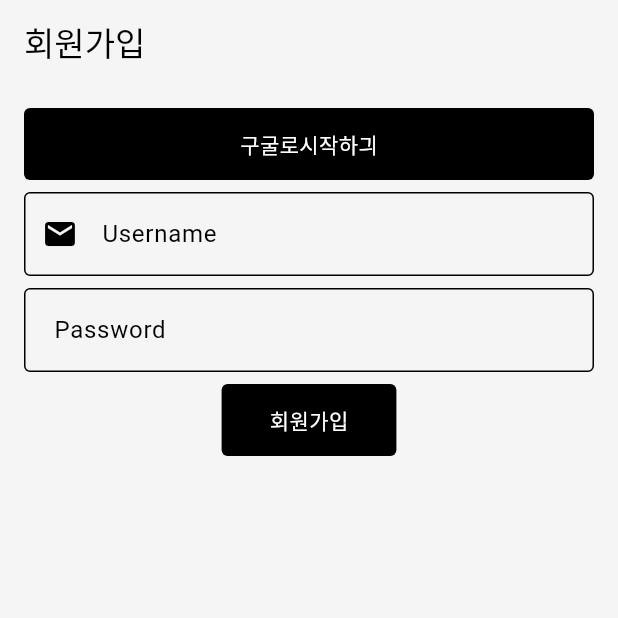
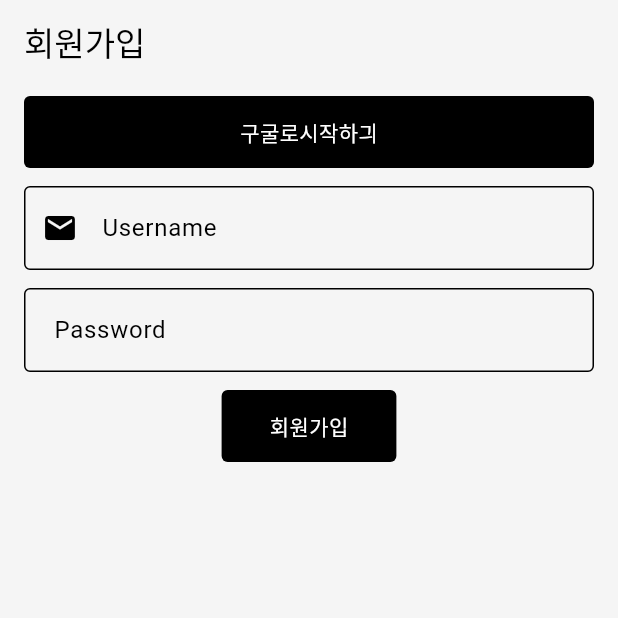
Before and after one commit to soojubm/new-bussiness, a Flutter app: the SignUpScreen screen opened by its route, on a phone screen of 412 x 824 dp, the top half of it. Run offline on Flutter 3.47's test engine with Material 3 defaults, Android fonts, the phone set to English and light mode, and no system bars; our stand-ins replace cloud_firestore, firebase_auth, firebase_core, flutter_riverpod, google_sign_in, image_picker and 1 more; accounts and stored records are empty; generated files the repository leaves out were written again; network calls fail.

Commit message:
create CustomForm widget

```diff
--- a/lib/screens/signup_screen.dart
+++ b/lib/screens/signup_screen.dart
@@ -3,6 +3,7 @@ import 'package:firebase_auth/firebase_auth.dart';
 import 'package:flutter/material.dart';
 import 'package:flutter_application_1/constants/toekns_constants.dart';
 import 'package:flutter_application_1/widgets/custom_button.dart';
+import 'package:flutter_application_1/widgets/custom_form.dart';
 import 'package:flutter_application_1/widgets/custom_text_field.dart';
 import 'package:google_sign_in/google_sign_in.dart';
 
@@ -115,13 +116,8 @@ class _SignUpScreenState extends State<SignUpScreen> {
         title: Text('회원가입'),
       ),
       body: SingleChildScrollView(
-        child: Padding(
-            padding: const EdgeInsets.all(gridMargin),
-            child: Form(
-              key: _formKey,
-              child: Column(
-                spacing: 8,
-                // mainAxisAlignment: MainAxisAlignment.center,
+        child: CustomForm(
+          formKey: _formKey,
           children: [
             CustomButton(
               variant: 'secondary',
@@ -168,7 +164,6 @@ class _SignUpScreenState extends State<SignUpScreen> {
             Text(_controller.text),
           ],
         ),
-            )),
       ),
     );
   }
--- /dev/null
+++ b/lib/widgets/custom_form.dart
@@ -0,0 +1,57 @@
+import 'package:flutter/material.dart';
+
+class CustomForm extends StatelessWidget {
+  final GlobalKey<FormState> formKey;
+  final List<Widget> children;
+  final Function(Map<String, dynamic>)? onSubmit;
+  final Alignment? alignment;
+  final BoxConstraints? constraints;
+
+  CustomForm({
+    required this.formKey,
+    required this.children,
+    this.onSubmit,
+    this.alignment = Alignment.center,
+    this.constraints,
+  });
+
+  void _submitForm(GlobalKey<FormState> formKey) {
+    if (formKey.currentState?.validate() ?? false) {
+      formKey.currentState?.save();
+      formKey.currentState?.save();
+      if (onSubmit != null) {
+        onSubmit!({});
+      }
+    }
+  }
+
+  @override
+  Widget build(BuildContext context) {
+    return Align(
+      // TODO null-safety
+      alignment: alignment!,
+      child: Form(
+        key: formKey,
+        child: Container(
+          constraints:
+              constraints ?? BoxConstraints(maxWidth: 380, minHeight: 100),
+          // padding: const EdgeInsets.all(gridMargin),
+          padding: const EdgeInsets.symmetric(vertical: 8.0),
+          // mainAxisAlignment: MainAxisAlignment.center,
+          child: Column(
+            spacing: 12,
+            children: [
+              ...children,
+              SizedBox(height: 20),
+              if (onSubmit != null)
+                ElevatedButton(
+                  onPressed: () => _submitForm(formKey),
+                  child: Text('Submit'),
+                ),
+            ],
+          ),
+        ),
+      ),
+    );
+  }
+}
```
Also changed, not shown: lib/screens/login_screen.dart (+3 -17 lines). Lines whose indentation alone changed are shown as unchanged.
